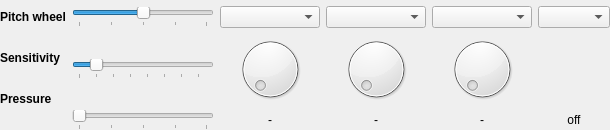
Old version of the form sources/clavier/controllerarea.ui in the repository davy7125/polyphone.
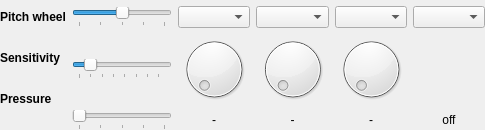
New version of the form. Custom widgets are drawn as their Qt base class.

Commit message: Dialog sizes

What changed in the file:
```diff
--- a/sources/clavier/controllerarea.ui
+++ b/sources/clavier/controllerarea.ui
@@ -6,7 +6,7 @@
    <rect>
     <x>0</x>
     <y>0</y>
-    <width>610</width>
+    <width>485</width>
     <height>130</height>
    </rect>
   </property>
```
Left out of the diff: 3 changed lines with no effect on the pictures. The commit also changes 7 other files.
